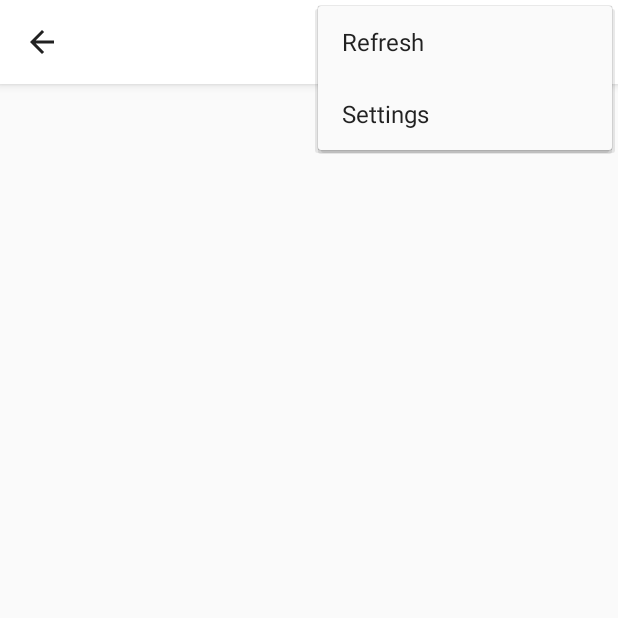
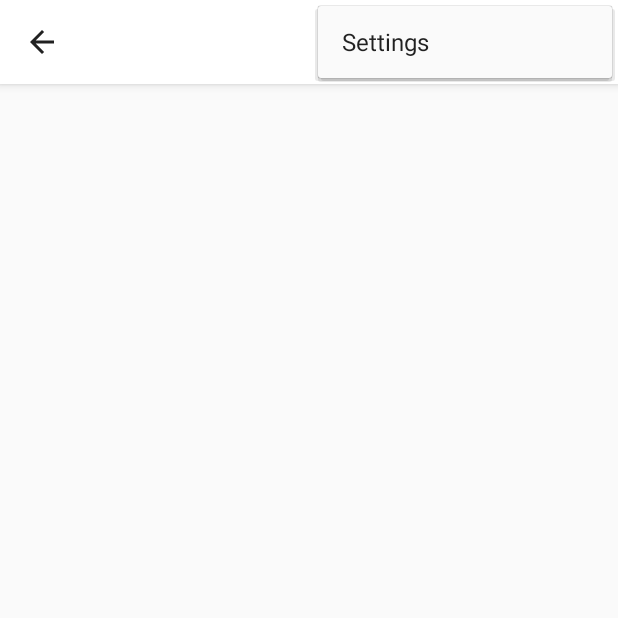
Before and after one commit to Narcis11/Bike-Shop-Detector, an Android app: the MainActivity screen opened directly, with no data from a screen before it, with the options menu open, on a phone screen of 412 x 824 dp, the top half of it. Run offline under Robolectric (Android 15) with nearby library versions, the phone set to English and light mode, and no system bars; 2 statements that could not run were skipped.

Commit message:
Removed the refresh button from the main fragment and the "swipe to refresh" related code from the MainActivity.java (it was moved earlier in ShopsFragment).

```diff
--- a/app/src/main/java/waldo/bike/waldo/MainActivity.java
+++ b/app/src/main/java/waldo/bike/waldo/MainActivity.java
@@ -83,7 +83,6 @@ public class MainActivity extends Activity implements
     TextView mLocationView;
     private GoogleApiClient mGoogleApiClient;
     private LocationRequest mLocationRequest;
-    private SwipeRefreshLayout swipeLayout;
     //used to store the user's coordinates
     private static String[] mLatLng = new String[2];
      //these variables are used for the slider menu
@@ -109,7 +108,6 @@ public class MainActivity extends Activity implements
     @Override
     protected void onDestroy() {
          super.onDestroy();
-    //   Log.i(LOG_TAG,"in onDestroy()");
     }
 
              @Override
@@ -211,15 +209,6 @@ public class MainActivity extends Activity implements
                  }*/
                  mAnimation = AnimationUtils.loadAnimation(mContext,R.anim.internet_connected);
                  mInfoTextView = (TextView) findViewById(R.id.info_textview);
-                 //pull-to-refresh related
-                 //TODO: The app refreshes each time the list is scrolled upwards, not only when it's at the top. Fix it!
-                // swipeLayout = (SwipeRefreshLayout) findViewById(R.id.swipe_container);
-              //   swipeLayout.setOnRefreshListener(this);
-
-                         /*.setColorScheme(android.R.color.holo_blue_bright,
-                         android.R.color.holo_green_light,
-                         android.R.color.holo_orange_light,
-                         android.R.color.holo_red_light);*/
     }
 
 
@@ -391,27 +380,6 @@ public class MainActivity extends Activity implements
         Log.i(LOG_TAG, "GoogleApiClient connection has failed");
     }
 
-/*    @Override
-         public void onRefresh() {
-            ListView listView = (ListView) findViewById(R.id.listview_shops);
-            if (Utility.isListAtTop(listView)) {
-                Log.i(LOG_TAG, "In onRefresh()");
-                swipeLayout.setColorSchemeResources(R.color.waldo_light_blue);
-                ShopsFragment shopsFragment = new ShopsFragment();
-                shopsFragment.updateShopList(mContext);
-                new Handler().postDelayed(new Runnable() {
-                    @Override
-                    public void run() {
-                        swipeLayout.setRefreshing(false);
-                    }
-                }, 3000);
-            }
-        else {
-                Log.i(LOG_TAG,"List is not at the top");
-                swipeLayout.setRefreshing(false);
-            }
-    }*/
-
              /**
      * These methods are used for the Slider Menu
      */
--- a/app/src/main/java/waldo/bike/waldo/ShopsFragment.java
+++ b/app/src/main/java/waldo/bike/waldo/ShopsFragment.java
@@ -218,12 +218,6 @@ public class ShopsFragment extends Fragment implements LoaderManager.LoaderCallb
     @Override
     public boolean onOptionsItemSelected(MenuItem item) {
         int id = item.getItemId();
-        if (id == R.id.action_refresh) {
-            updateShopList(getActivity());
-          //  GlobalState.GLOBAL_ADAPTER = mShopsAdapter;
-          //  SyncAdapter.syncImmediately(getActivity());
-            return true;
-        }
         return super.onOptionsItemSelected(item);
     }
 
--- a/app/src/main/res/menu/shopsfragment.xml
+++ b/app/src/main/res/menu/shopsfragment.xml
@@ -1,9 +1,5 @@
 <?xml version="1.0" encoding="utf-8"?>
 <menu xmlns:android="http://schemas.android.com/apk/res/android">
-    <item android:id="@+id/action_refresh"
-        android:title="@string/action_refresh"
-        android:orderInCategory="100"
-        />
     <item android:id="@+id/action_settings"
         android:title="@string/action_settings"
         android:orderInCategory="100"
```
